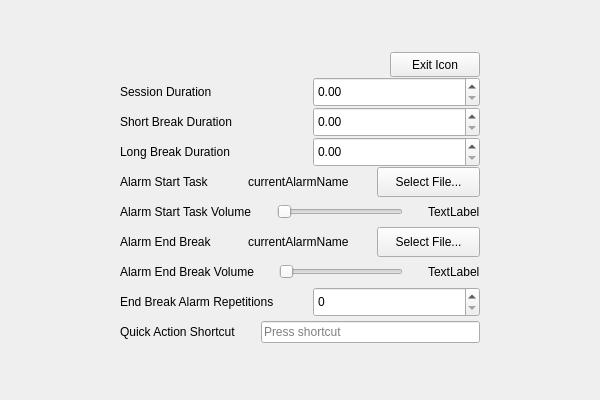
First picture: the form in PomoPeak/pomopeaksettings.ui, repository TheVipek/PomoPeak, before the edit.
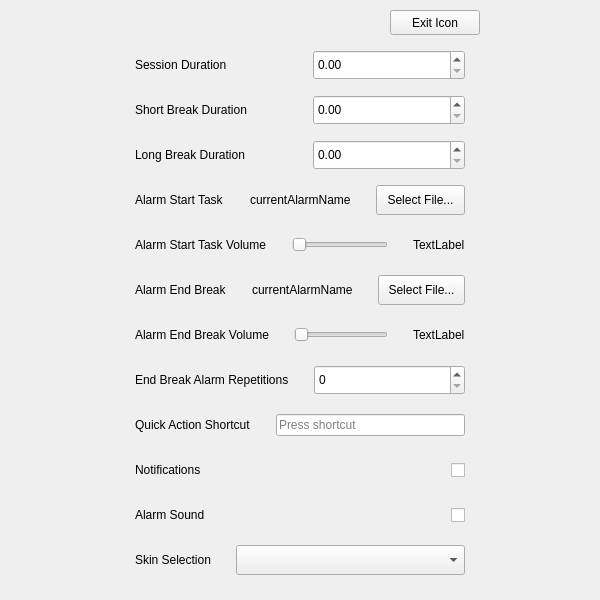
Second picture: the form after the edit.

Commit message: notifications,alarm sound, skin selection in ui settings, settings, settings dto

What changed in the file:
```diff
--- a/PomoPeak/pomopeaksettings.ui
+++ b/PomoPeak/pomopeaksettings.ui
@@ -10,7 +10,7 @@
     <x>0</x>
     <y>0</y>
     <width>600</width>
-    <height>400</height>
+    <height>600</height>
    </rect>
   </property>
   <property name="windowTitle">
@@ -19,6 +19,9 @@
   <property name="windowOpacity">
    <double>1.000000000000000</double>
   </property>
+  <property name="styleSheet">
+   <string notr="true"/>
+  </property>
   <layout class="QVBoxLayout" name="verticalLayout">
    <property name="spacing">
     <number>0</number>
@@ -143,24 +146,24 @@
         </layout>
        </item>
        <item>
-        <layout class="QVBoxLayout" name="verticalLayout_2" stretch="1,1,1,1,1,1,1,1,1">
+        <layout class="QVBoxLayout" name="verticalLayout_2" stretch="1,1,1,1,1,1,1,1,1,1,1,1">
          <property name="spacing">
-          <number>0</number>
+          <number>15</number>
          </property>
          <property name="sizeConstraint">
           <enum>QLayout::SetDefaultConstraint</enum>
          </property>
          <property name="leftMargin">
-          <number>0</number>
+          <number>15</number>
          </property>
          <property name="topMargin">
-          <number>0</number>
+          <number>15</number>
          </property>
          <property name="rightMargin">
-          <number>0</number>
+          <number>15</number>
          </property>
          <property name="bottomMargin">
-          <number>0</number>
+          <number>15</number>
          </property>
          <item>
           <layout class="QHBoxLayout" name="sessionLayout">
@@ -622,6 +625,168 @@
            </item>
           </layout>
          </item>
+         <item>
+          <layout class="QHBoxLayout" name="notificationsLayout">
+           <property name="spacing">
+            <number>25</number>
+           </property>
+           <property name="leftMargin">
+            <number>0</number>
+           </property>
+           <property name="topMargin">
+            <number>0</number>
+           </property>
+           <property name="rightMargin">
+            <number>0</number>
+           </property>
+           <property name="bottomMargin">
+            <number>0</number>
+           </property>
+           <item>
+            <widget class="QLabel" name="notificationsLabel">
+             <property name="maximumSize">
+              <size>
+               <width>200</width>
+               <height>30</height>
+              </size>
+             </property>
+             <property name="sizeIncrement">
+              <size>
+               <width>0</width>
+               <height>0</height>
+              </size>
+             </property>
+             <property name="text">
+              <string>Notifications</string>
+             </property>
+            </widget>
+           </item>
+           <item>
+            <widget class="QCheckBox" name="notificationsCheckbox">
+             <property name="sizePolicy">
+              <sizepolicy hsizetype="Expanding" vsizetype="Fixed">
+               <horstretch>0</horstretch>
+               <verstretch>0</verstretch>
+              </sizepolicy>
+             </property>
+             <property name="maximumSize">
+              <size>
+               <width>16777215</width>
+               <height>30</height>
+              </size>
+             </property>
+             <property name="layoutDirection">
+              <enum>Qt::RightToLeft</enum>
+             </property>
+             <property name="styleSheet">
+              <string notr="true"/>
+             </property>
+             <property name="text">
+              <string/>
+             </property>
+            </widget>
+           </item>
+          </layout>
+         </item>
+         <item>
+          <layout class="QHBoxLayout" name="alarmSoundLayout">
+           <property name="spacing">
+            <number>25</number>
+           </property>
+           <property name="leftMargin">
+            <number>0</number>
+           </property>
+           <property name="topMargin">
+            <number>0</number>
+           </property>
+           <property name="rightMargin">
+            <number>0</number>
+           </property>
+           <property name="bottomMargin">
+            <number>0</number>
+           </property>
+           <item>
+            <widget class="QLabel" name="alarmSoundLabel">
+             <property name="maximumSize">
+              <size>
+               <width>200</width>
+               <height>30</height>
+              </size>
+             </property>
+             <property name="text">
+              <string>Alarm Sound</string>
+             </property>
+            </widget>
+           </item>
+           <item>
+            <widget class="QCheckBox" name="alarmSoundCheckBox">
+             <property name="sizePolicy">
+              <sizepolicy hsizetype="Expanding" vsizetype="Fixed">
+               <horstretch>0</horstretch>
+               <verstretch>0</verstretch>
+              </sizepolicy>
+             </property>
+             <property name="maximumSize">
+              <size>
+               <width>16777215</width>
+               <height>30</height>
+              </size>
+             </property>
+             <property name="layoutDirection">
+              <enum>Qt::RightToLeft</enum>
+             </property>
+             <property name="styleSheet">
+              <string notr="true"/>
+             </property>
+             <property name="text">
+              <string/>
+             </property>
+            </widget>
+           </item>
+          </layout>
+         </item>
+         <item>
+          <layout class="QHBoxLayout" name="SkinSelectionLayout">
+           <property name="spacing">
+            <number>25</number>
+           </property>
+           <property name="leftMargin">
+            <number>0</number>
+           </property>
+           <property name="topMargin">
+            <number>0</number>
+           </property>
+           <property name="rightMargin">
+            <number>0</number>
+           </property>
+           <property name="bottomMargin">
+            <number>0</number>
+           </property>
+           <item>
+            <widget class="QLabel" name="SkinSelectionLabel">
+             <property name="text">
+              <string>Skin Selection</string>
+             </property>
+            </widget>
+           </item>
+           <item>
+            <widget class="QComboBox" name="SkinSelectionComboBox">
+             <property name="sizePolicy">
+              <sizepolicy hsizetype="Expanding" vsizetype="Fixed">
+               <horstretch>0</horstretch>
+               <verstretch>0</verstretch>
+              </sizepolicy>
+             </property>
+             <property name="maximumSize">
+              <size>
+               <width>16777215</width>
+               <height>30</height>
+              </size>
+             </property>
+            </widget>
+           </item>
+          </layout>
+         </item>
         </layout>
        </item>
       </layout>
```
The commit also changes 6 other files.
